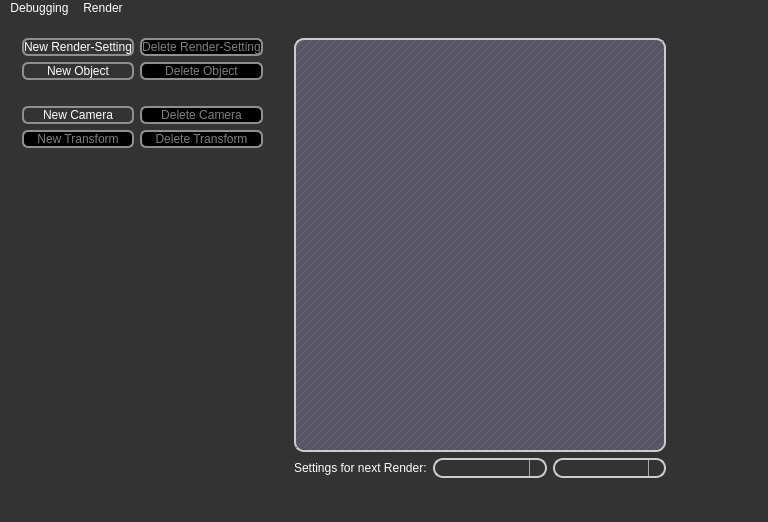
Above: qt-frontend/SimplexGui/mainwindow.ui from phresnel/picogen before the change. Below: the same form after it.
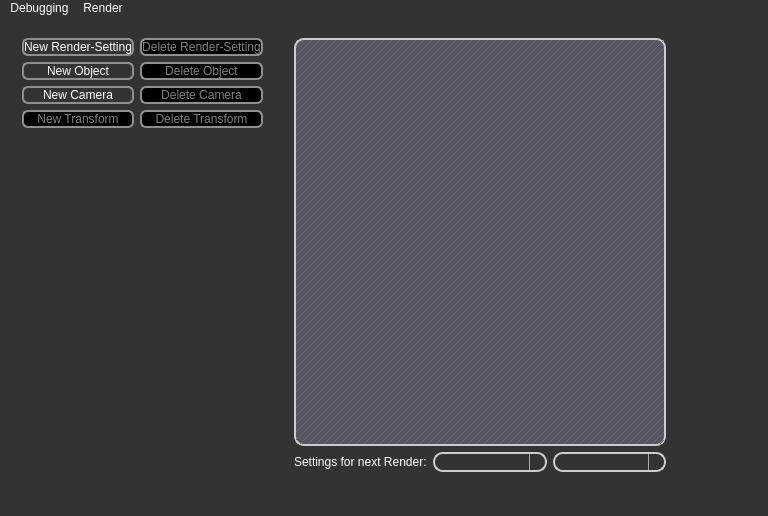
That is the form after the change. Custom widgets are drawn as their Qt base class.

The edit to the form file:
```diff
--- a/qt-frontend/SimplexGui/mainwindow.ui
+++ b/qt-frontend/SimplexGui/mainwindow.ui
@@ -106,8 +106,8 @@
 	border: 2px solid #8f8f91;
 	border-radius: 6px;
 	background-color: qlineargradient(x1:0, y1:0, x2:0, y2:1,
-                                       stop:0 #717171, stop: 0.5 #606060,
-                                       stop: 0.6 #535353, stop:1 #757575);
+                                       stop:0 #817171, stop: 0.5 #606060,
+                                       stop: 0.55 #333333, stop:1 #857575);
 } QPushButton:pressed {
 	background-color: qlineargradient(x1:0, y1:0, x2:0, y2:1,
 										stop:0.5 #717171, 
@@ -184,6 +184,36 @@
  }
 QComboBox QAbstractItemView {
 	background: gray;
+}
+
+
+QTabWidget::pane { /* The tab widget frame */
+	border: 2px solid #777;
+	border-radius:4px;
+} QTabWidget::tab-bar {
+	left: 5px; /* move to the right by 5px */
+} QTabBar::tab {
+        background-color: qlineargradient(x1:0, y1:0, x2:0, y2:1,
+                                       stop:0 #669, stop: 0.5 #333,
+                                       stop: 0.55 #232323, stop:1 #669);
+        border: 2px solid #C4C4C3;
+        border-bottom-color: #C2C7CB; /* same as the pane color */
+        border-top-left-radius: 4px;
+        border-top-right-radius: 4px;
+        min-width: 8ex;
+        padding: 2px;
+        color:#ccc;
+} QTabBar::tab:selected, QTabBar::tab:hover {
+        background-color: 
+			qlineargradient(x1:0, y1:0, x2:0, y2:1,
+                                       stop:0 #9191b1, stop: 0.5 #607050,
+                                       stop: 0.55 #334323, stop:1 #9191b1);
+        color:#fff;
+} QTabBar::tab:selected {
+        border-color: #9B9B9B;
+        border-bottom-color: #C2C7CB; /* same as pane color */
+} QTabBar::tab:!selected {
+        margin-top: 2px; /* make non-selected tabs look smaller */
 }</string>
   </property>
   <widget class="QWidget" name="centralWidget">
@@ -227,7 +257,7 @@
             </property>
            </widget>
           </item>
-          <item row="4" column="0">
+          <item row="3" column="0">
            <widget class="QPushButton" name="newSubTransformButton">
             <property name="enabled">
              <bool>false</bool>
@@ -237,7 +267,7 @@
             </property>
            </widget>
           </item>
-          <item row="4" column="2">
+          <item row="3" column="2">
            <widget class="QPushButton" name="deleteSubTransformButton">
             <property name="enabled">
              <bool>false</bool>
@@ -257,7 +287,7 @@
             </property>
            </widget>
           </item>
-          <item row="3" column="0">
+          <item row="2" column="0">
            <widget class="QPushButton" name="newCameraButton">
             <property name="enabled">
              <bool>true</bool>
@@ -267,7 +297,7 @@
             </property>
            </widget>
           </item>
-          <item row="3" column="2">
+          <item row="2" column="2">
            <widget class="QPushButton" name="deleteCameraButton">
             <property name="enabled">
              <bool>false</bool>
@@ -277,19 +307,6 @@
             </property>
            </widget>
           </item>
-          <item row="2" column="0">
-           <spacer name="horizontalSpacer">
-            <property name="orientation">
-             <enum>Qt::Horizontal</enum>
-            </property>
-            <property name="sizeHint" stdset="0">
-             <size>
-              <width>40</width>
-              <height>20</height>
-             </size>
-            </property>
-           </spacer>
-          </item>
          </layout>
         </item>
         <item>
```
Left out of the diff: 4 changed lines with no effect on the pictures.
